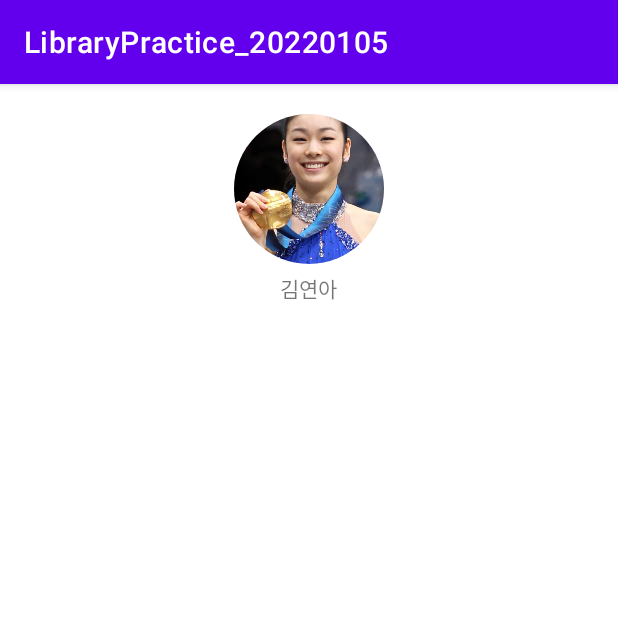
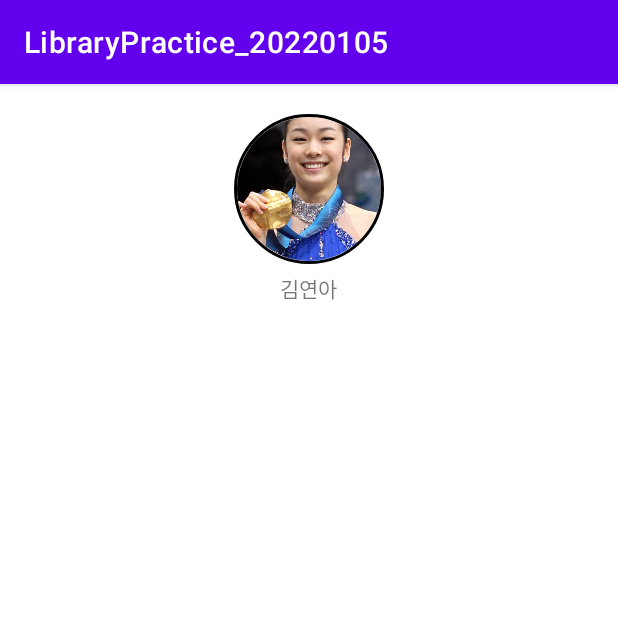
Before and after one commit to nepp-plus/LibraryPractice_20220105, an Android app: the screen it shows after launch (MainActivity), on a phone screen of 412 x 824 dp, the top half of it. Run offline under Robolectric (Android 15) with nearby library versions, the phone set to English and light mode, and no system bars; our stand-ins replace CircleImageView.

Commit message:
라이브러리 고유 속성 적용  - app:속성

```diff
--- a/app/src/main/res/layout/activity_main.xml
+++ b/app/src/main/res/layout/activity_main.xml
@@ -18,6 +18,7 @@
             android:layout_width="100dp"
             android:layout_height="100dp"
             android:src="@drawable/yuna_kim"
+            app:civ_border_width="2dp"
             android:scaleType="centerCrop"/>
 
         <TextView
```
